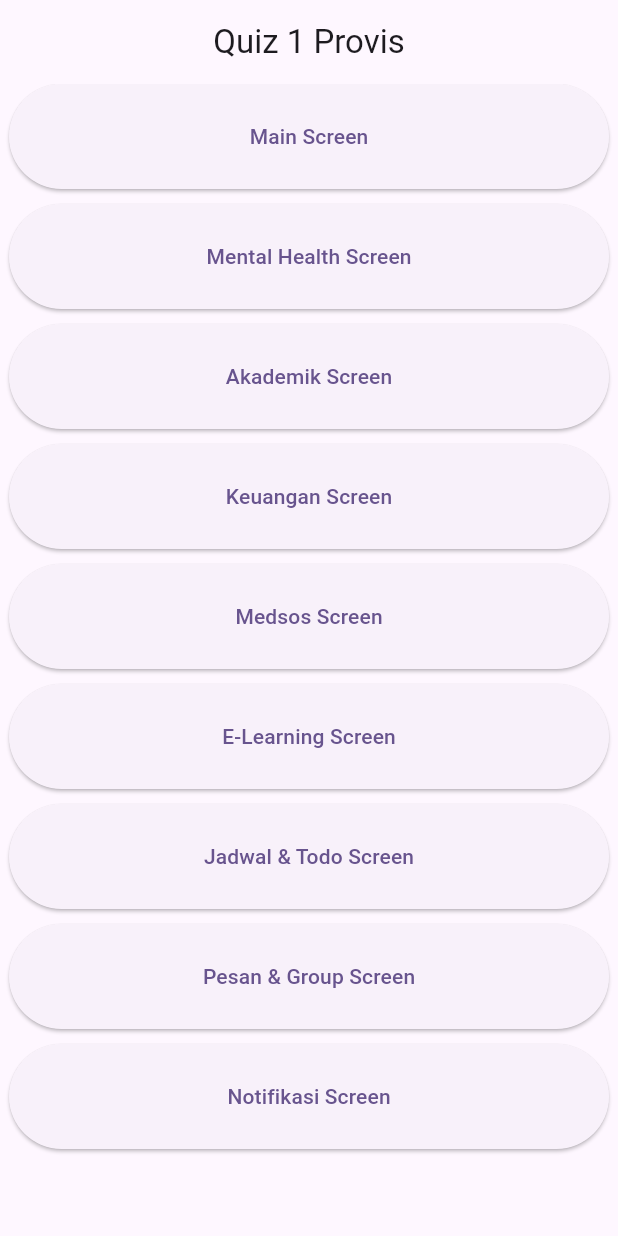
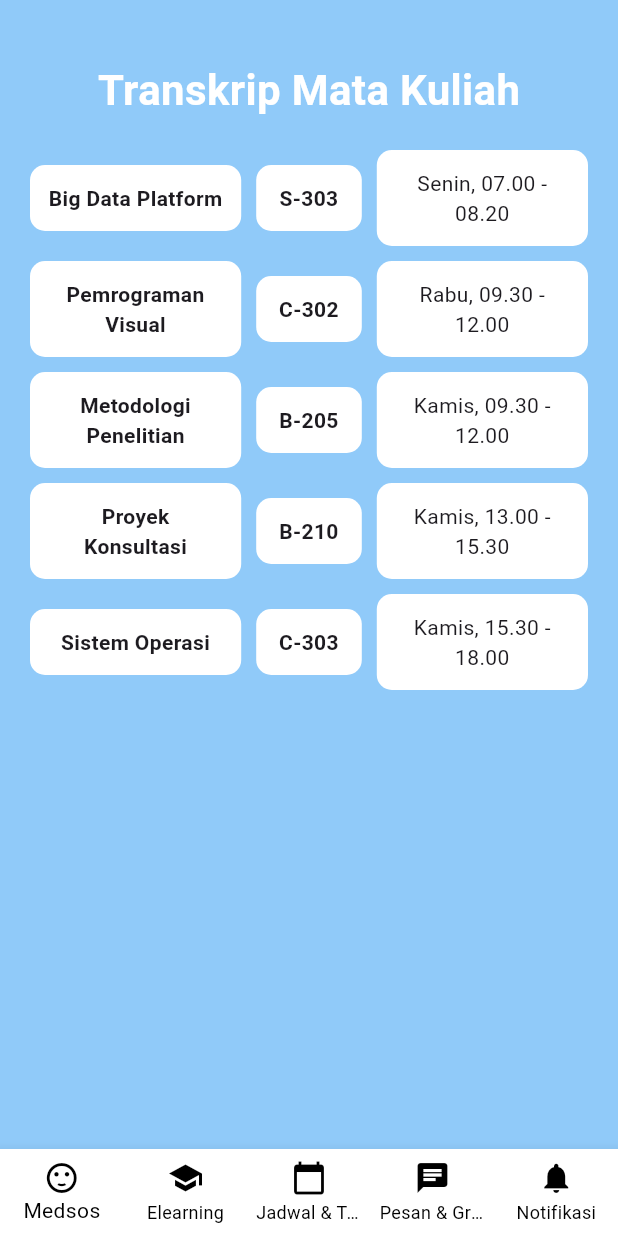
Before and after one commit to DatBoiSUS-Baka/Quiz1Provis, a Flutter app: the screen it shows after launch, after a tap on "Akademik Screen", on a phone screen of 412 x 824 dp. Run offline on Flutter 3.47's test engine with Material 3 defaults, Android fonts, the phone set to English and light mode, and no system bars.

Commit message:
Menambahkan Screen mental dan akademik

```diff
--- a/quiz_1_application/lib/main.dart
+++ b/quiz_1_application/lib/main.dart
@@ -1,5 +1,7 @@
 import 'package:flutter/material.dart';
 import 'package:quiz_1_application/screens/main_screen.dart';
+import 'package:quiz_1_application/screens/mental.dart';
+import 'package:quiz_1_application/screens/akademik.dart';
 
 void main() {
   runApp(const MyApp());
@@ -21,6 +23,8 @@ class MyApp extends StatelessWidget {
       routes: {
         '/': (context) => const MyHomePage(),
         '/main': (context) => const MainScreen(),
+        '/mental': (context) => const MentalHealthScreen(),
+        '/akademik': (context) => const AkademikScreen(),
       },
     );
   }
@@ -58,7 +62,9 @@ class MyHomePage extends StatelessWidget {
               Padding(
                 padding: EdgeInsets.only(bottom: 10),
                 child: ElevatedButton(
-                  onPressed: () {},
+                  onPressed: () {
+                    Navigator.pushNamed(context, '/mental');
+                  },
                   style: ElevatedButton.styleFrom(
                     minimumSize: const Size(400, 70),
                   ),
@@ -68,7 +74,9 @@ class MyHomePage extends StatelessWidget {
               Padding(
                 padding: EdgeInsets.only(bottom: 10),
                 child: ElevatedButton(
-                  onPressed: () {},
+                  onPressed: () {
+                    Navigator.pushNamed(context, '/akademik');
+                  },
                   style: ElevatedButton.styleFrom(
                     minimumSize: const Size(400, 70),
                   ),
--- /dev/null
+++ b/quiz_1_application/lib/screens/akademik.dart
@@ -0,0 +1,139 @@
+import 'package:flutter/material.dart';
+
+void main() {
+  runApp(AkademikApp());
+}
+
+class AkademikApp extends StatelessWidget {
+  const AkademikApp({super.key});
+
+  @override
+  Widget build(BuildContext context) {
+    return MaterialApp(
+      debugShowCheckedModeBanner: false,
+      home: AkademikScreen(),
+    );
+  }
+}
+
+class AkademikScreen extends StatelessWidget {
+  const AkademikScreen({super.key});
+
+  @override
+  Widget build(BuildContext context) {
+    return Scaffold(
+      backgroundColor: Colors.blue.shade200,
+      body: SingleChildScrollView(
+        child: Column(
+          crossAxisAlignment: CrossAxisAlignment.center,
+          children: [
+            SizedBox(height: 40),
+            Text(
+              "Transkrip Mata Kuliah",
+              style: TextStyle(
+                fontSize: 28,
+                fontWeight: FontWeight.bold,
+                color: Colors.white,
+              ),
+            ),
+            SizedBox(height: 20),
+            Padding(
+              padding: EdgeInsets.symmetric(horizontal: 20),
+              child: Column(
+                children: [
+                  for (var course in [
+                    ["Big Data Platform", "S-303", "Senin, 07.00 - 08.20"],
+                    ["Pemrograman Visual", "C-302", "Rabu, 09.30 - 12.00"],
+                    ["Metodologi Penelitian", "B-205", "Kamis, 09.30 - 12.00"],
+                    ["Proyek Konsultasi", "B-210", "Kamis, 13.00 - 15.30"],
+                    ["Sistem Operasi", "C-303", "Kamis, 15.30 - 18.00"],
+                  ])
+                    Padding(
+                      padding: EdgeInsets.only(bottom: 10),
+                      child: Row(
+                        mainAxisAlignment: MainAxisAlignment.spaceBetween,
+                        children: [
+                          Expanded(
+                            flex: 2,
+                            child: Container(
+                              padding: EdgeInsets.all(12),
+                              decoration: BoxDecoration(
+                                color: Colors.white,
+                                borderRadius: BorderRadius.circular(10),
+                              ),
+                              child: Text(
+                                course[0],
+                                style: TextStyle(fontWeight: FontWeight.bold),
+                                textAlign: TextAlign.center,
+                              ),
+                            ),
+                          ),
+                          SizedBox(width: 10),
+                          Expanded(
+                            flex: 1,
+                            child: Container(
+                              padding: EdgeInsets.all(12),
+                              decoration: BoxDecoration(
+                                color: Colors.white,
+                                borderRadius: BorderRadius.circular(10),
+                              ),
+                              child: Text(
+                                course[1],
+                                style: TextStyle(fontWeight: FontWeight.bold),
+                                textAlign: TextAlign.center,
+                              ),
+                            ),
+                          ),
+                          SizedBox(width: 10),
+                          Expanded(
+                            flex: 2,
+                            child: Container(
+                              padding: EdgeInsets.all(12),
+                              decoration: BoxDecoration(
+                                color: Colors.white,
+                                borderRadius: BorderRadius.circular(10),
+                              ),
+                              child: Text(
+                                course[2],
+                                textAlign: TextAlign.center,
+                              ),
+                            ),
+                          ),
+                        ],
+                      ),
+                    ),
+                ],
+              ),
+            ),
+            SizedBox(height: 20),
+          ],
+        ),
+      ),
+      bottomNavigationBar: BottomNavigationBar(
+        selectedItemColor: Colors.black,
+        unselectedItemColor: Colors.black,
+        backgroundColor: Colors.white,
+        type: BottomNavigationBarType.fixed,
+        items: [
+          BottomNavigationBarItem(
+            icon: Icon(Icons.sentiment_satisfied),
+            label: "Medsos",
+          ),
+          BottomNavigationBarItem(icon: Icon(Icons.school), label: "Elearning"),
+          BottomNavigationBarItem(
+            icon: Icon(Icons.calendar_today),
+            label: "Jadwal & Todo",
+          ),
+          BottomNavigationBarItem(
+            icon: Icon(Icons.chat),
+            label: "Pesan & Group",
+          ),
+          BottomNavigationBarItem(
+            icon: Icon(Icons.notifications),
+            label: "Notifikasi",
+          ),
+        ],
+      ),
+    );
+  }
+}
```
Also changed, not shown: quiz_1_application/lib/screens/main_screen.dart (+6 -1 lines), quiz_1_application/lib/screens/mental.dart (+36 -8 lines).
